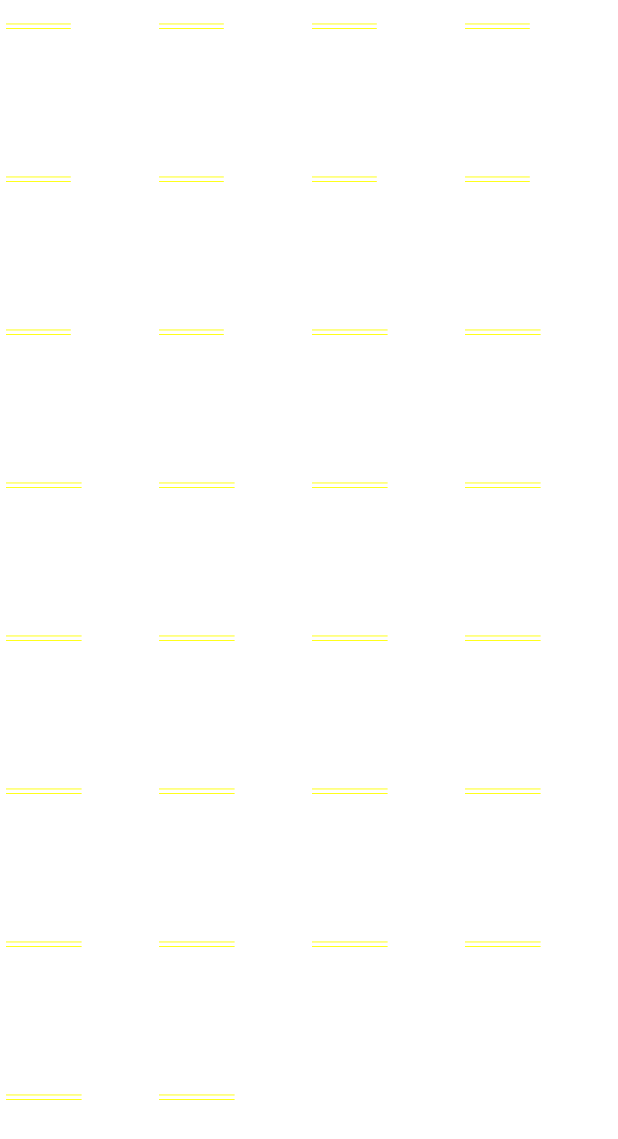
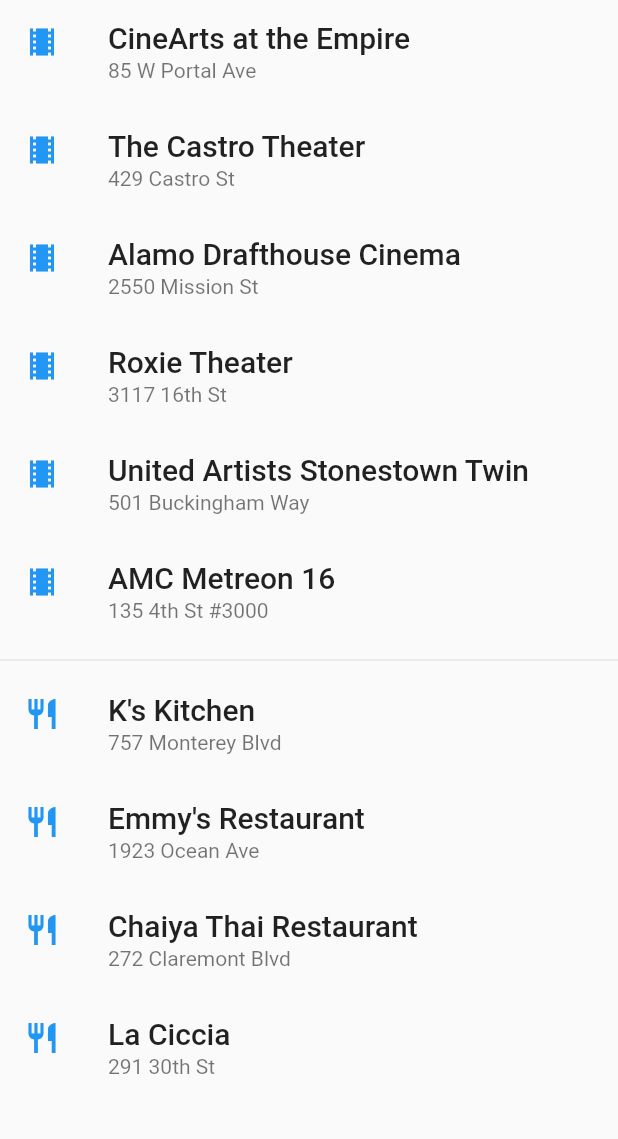
Before and after one commit to Runebjo/flutter_layout_doc, a Flutter app: the screen it shows after launch, on a phone screen of 412 x 824 dp. Shown: the top 1139 px of the screen. Run offline on Flutter 3.47's test engine with Material 2 defaults, Android fonts, the phone set to English and light mode, and no system bars.

```diff
--- a/lib/main.dart
+++ b/lib/main.dart
@@ -1,4 +1,5 @@
 import 'package:flutter/material.dart';
+import 'package:flutter/rendering.dart';
 
 import 'hello_world.dart';
 
@@ -24,26 +25,40 @@ class MyApp extends StatelessWidget {
 class Images extends StatelessWidget {
   @override
   Widget build(BuildContext context) {
-    return Center(
-      child: _buildGrid(),
+    return Scaffold(
+      body: Container(
+        child: _buildList(),
+      ),
     );
   }
 }
 
-Widget _buildGrid() => GridView.extent(
-      maxCrossAxisExtent: 100,
-      padding: EdgeInsets.all(4),
-      mainAxisSpacing: 4,
-      crossAxisSpacing: 4,
-      children: _buildGridTileList(30),
+Widget _buildList() => ListView(
+      children: [
+        _tile('CineArts at the Empire', '85 W Portal Ave', Icons.theaters),
+        _tile('The Castro Theater', '429 Castro St', Icons.theaters),
+        _tile('Alamo Drafthouse Cinema', '2550 Mission St', Icons.theaters),
+        _tile('Roxie Theater', '3117 16th St', Icons.theaters),
+        _tile('United Artists Stonestown Twin', '501 Buckingham Way',
+            Icons.theaters),
+        _tile('AMC Metreon 16', '135 4th St #3000', Icons.theaters),
+        Divider(),
+        _tile('K\'s Kitchen', '757 Monterey Blvd', Icons.restaurant),
+        _tile('Emmy\'s Restaurant', '1923 Ocean Ave', Icons.restaurant),
+        _tile('Chaiya Thai Restaurant', '272 Claremont Blvd', Icons.restaurant),
+        _tile('La Ciccia', '291 30th St', Icons.restaurant),
+      ],
     );
 
-List<Container> _buildGridTileList(int count) => List.generate(
-      count,
-      (i) => Container(
-        child: Text(
-          'hello$i',
-          style: TextStyle(color: Colors.white, fontSize: 12),
-        ),
+ListTile _tile(String title, String subtitle, IconData icon) => ListTile(
+      title: Text(title,
+          style: TextStyle(
+            fontWeight: FontWeight.w500,
+            fontSize: 20,
+          )),
+      subtitle: Text(subtitle),
+      leading: Icon(
+        icon,
+        color: Colors.blue[500],
       ),
     );
```
